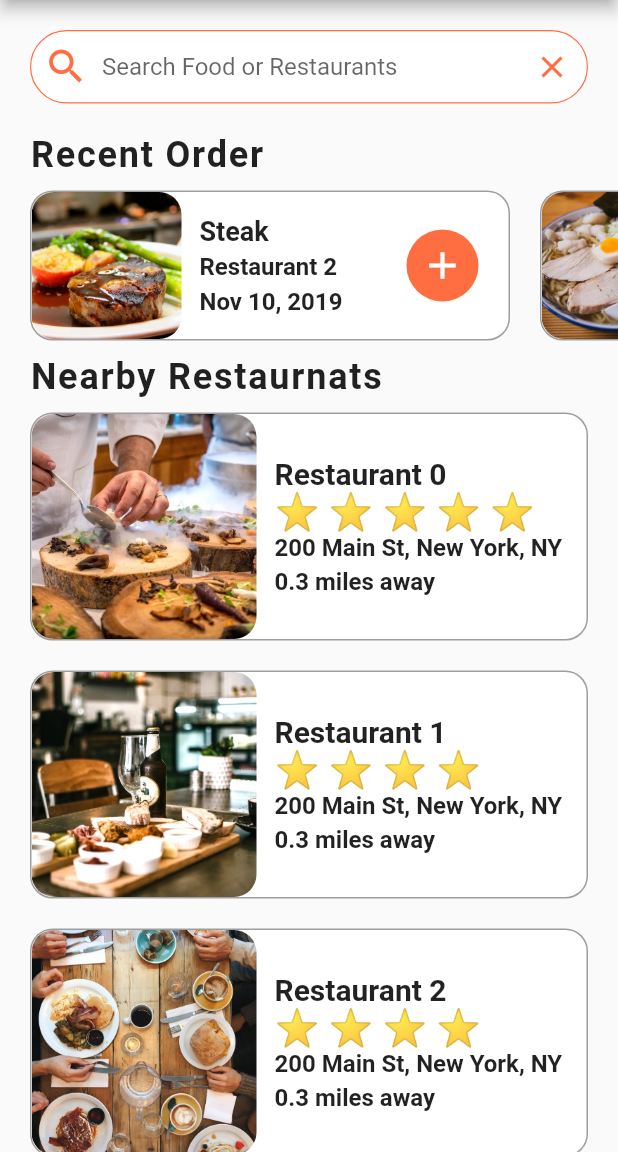
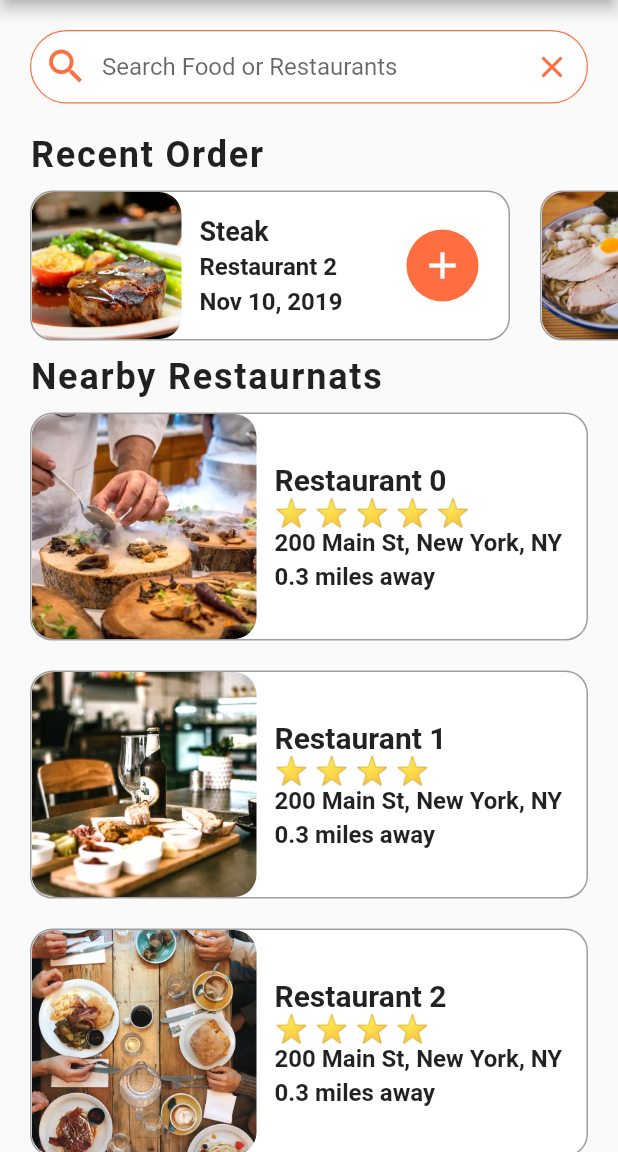
Before and after one commit to offfahad/food-delivery-app-flutter, a Flutter app: the screen it shows after launch, on a phone screen of 412 x 824 dp, the part 84-1236 px from its top. Run offline on Flutter 3.47's test engine with Material 2 defaults, Android fonts, the phone set to English and light mode, and no system bars.

Commit message:
rating-stars-done

```diff
--- a/lib/widgets/rating_stars.dart
+++ b/lib/widgets/rating_stars.dart
@@ -12,6 +12,6 @@ class RatingStars extends StatelessWidget {
       stars += '⭐ ';
     }
     stars.trim();
-    return Text(stars, style: const TextStyle(fontSize: 24.0,),);
+    return Text(stars, style: const TextStyle(fontSize: 18.0,),);
   }
 }
```
